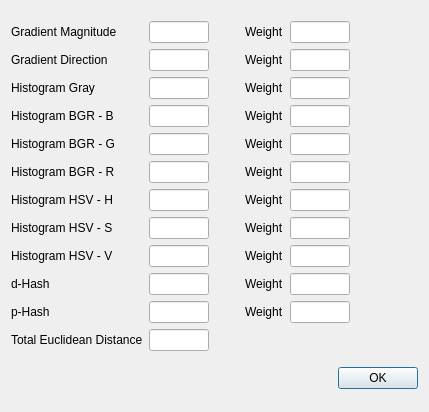
First picture: the form in bpv2/DialogDetail.ui, repository dikkat/bitirme, before the edit.
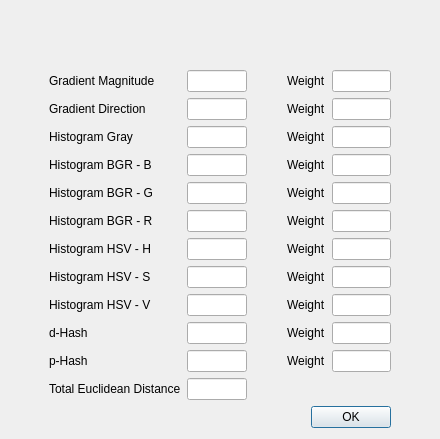
Second picture: the form after the edit.

The edit to the form file:
```diff
--- a/bpv2/DialogDetail.ui
+++ b/bpv2/DialogDetail.ui
@@ -6,424 +6,32 @@
    <rect>
     <x>0</x>
     <y>0</y>
-    <width>429</width>
-    <height>412</height>
+    <width>440</width>
+    <height>439</height>
    </rect>
   </property>
   <property name="windowTitle">
    <string>Dialog</string>
   </property>
   <layout class="QGridLayout" name="gridLayout_2">
-   <item row="1" column="0">
-    <spacer name="horizontalSpacer">
-     <property name="orientation">
-      <enum>Qt::Horizontal</enum>
-     </property>
-     <property name="sizeHint" stdset="0">
-      <size>
-       <width>40</width>
-       <height>20</height>
-      </size>
-     </property>
-    </spacer>
-   </item>
-   <item row="1" column="1">
-    <widget class="QPushButton" name="pushButton">
-     <property name="text">
-      <string>OK</string>
-     </property>
-    </widget>
-   </item>
-   <item row="0" column="0" colspan="2">
+   <item row="0" column="0">
     <layout class="QGridLayout" name="gridLayout">
-     <item row="2" column="0">
-      <widget class="QLabel" name="label_3">
-       <property name="text">
-        <string>Histogram Gray</string>
-       </property>
-      </widget>
-     </item>
-     <item row="3" column="2">
-      <spacer name="horizontalSpacer_3">
-       <property name="orientation">
-        <enum>Qt::Horizontal</enum>
-       </property>
-       <property name="sizeType">
-        <enum>QSizePolicy::Maximum</enum>
-       </property>
-       <property name="sizeHint" stdset="0">
-        <size>
-         <width>30</width>
-         <height>20</height>
-        </size>
-       </property>
-      </spacer>
-     </item>
-     <item row="10" column="4">
-      <widget class="QLineEdit" name="lineEdit_hp_2">
-       <property name="sizePolicy">
-        <sizepolicy hsizetype="Fixed" vsizetype="Fixed">
-         <horstretch>0</horstretch>
-         <verstretch>0</verstretch>
-        </sizepolicy>
-       </property>
-       <property name="minimumSize">
-        <size>
-         <width>50</width>
-         <height>0</height>
-        </size>
-       </property>
-       <property name="maximumSize">
-        <size>
-         <width>60</width>
-         <height>16777215</height>
-        </size>
-       </property>
-       <property name="readOnly">
-        <bool>true</bool>
-       </property>
-      </widget>
-     </item>
-     <item row="1" column="4">
-      <widget class="QLineEdit" name="lineEdit_gd_2">
-       <property name="sizePolicy">
-        <sizepolicy hsizetype="Fixed" vsizetype="Fixed">
-         <horstretch>0</horstretch>
-         <verstretch>0</verstretch>
-        </sizepolicy>
-       </property>
-       <property name="minimumSize">
-        <size>
-         <width>50</width>
-         <height>0</height>
-        </size>
-       </property>
-       <property name="maximumSize">
-        <size>
-         <width>60</width>
-         <height>16777215</height>
-        </size>
-       </property>
-       <property name="readOnly">
-        <bool>true</bool>
-       </property>
-      </widget>
-     </item>
-     <item row="9" column="4">
-      <widget class="QLineEdit" name="lineEdit_hd_2">
-       <property name="sizePolicy">
-        <sizepolicy hsizetype="Fixed" vsizetype="Fixed">
-         <horstretch>0</horstretch>
-         <verstretch>0</verstretch>
-        </sizepolicy>
-       </property>
-       <property name="minimumSize">
-        <size>
-         <width>50</width>
-         <height>0</height>
-        </size>
-       </property>
-       <property name="maximumSize">
-        <size>
-         <width>60</width>
-         <height>16777215</height>
-        </size>
-       </property>
-       <property name="readOnly">
-        <bool>true</bool>
-       </property>
-      </widget>
-     </item>
-     <item row="10" column="0">
-      <widget class="QLabel" name="label_7">
-       <property name="text">
-        <string>p-Hash</string>
-       </property>
-      </widget>
-     </item>
-     <item row="4" column="4">
-      <widget class="QLineEdit" name="lineEdit_hbg_2">
-       <property name="sizePolicy">
-        <sizepolicy hsizetype="Fixed" vsizetype="Fixed">
-         <horstretch>0</horstretch>
-         <verstretch>0</verstretch>
-        </sizepolicy>
-       </property>
-       <property name="minimumSize">
-        <size>
-         <width>50</width>
-         <height>0</height>
-        </size>
-       </property>
-       <property name="maximumSize">
-        <size>
-         <width>60</width>
-         <height>16777215</height>
-        </size>
-       </property>
-       <property name="readOnly">
-        <bool>true</bool>
-       </property>
-      </widget>
-     </item>
-     <item row="8" column="3">
-      <widget class="QLabel" name="label_19">
-       <property name="text">
-        <string>Weight</string>
-       </property>
-      </widget>
-     </item>
-     <item row="10" column="1">
-      <widget class="QLineEdit" name="lineEdit_hp">
-       <property name="sizePolicy">
-        <sizepolicy hsizetype="Fixed" vsizetype="Fixed">
-         <horstretch>0</horstretch>
-         <verstretch>0</verstretch>
-        </sizepolicy>
-       </property>
-       <property name="minimumSize">
-        <size>
-         <width>60</width>
-         <height>0</height>
-        </size>
-       </property>
-       <property name="maximumSize">
-        <size>
-         <width>60</width>
-         <height>16777215</height>
-        </size>
-       </property>
-       <property name="readOnly">
-        <bool>true</bool>
-       </property>
-      </widget>
-     </item>
-     <item row="8" column="0">
-      <widget class="QLabel" name="label_20">
-       <property name="text">
-        <string>Histogram HSV - V</string>
-       </property>
-      </widget>
-     </item>
-     <item row="7" column="1">
-      <widget class="QLineEdit" name="lineEdit_hhs">
-       <property name="sizePolicy">
-        <sizepolicy hsizetype="Fixed" vsizetype="Fixed">
-         <horstretch>0</horstretch>
-         <verstretch>0</verstretch>
-        </sizepolicy>
-       </property>
-       <property name="minimumSize">
-        <size>
-         <width>60</width>
-         <height>0</height>
-        </size>
-       </property>
-       <property name="maximumSize">
-        <size>
-         <width>60</width>
-         <height>16777215</height>
-        </size>
-       </property>
-       <property name="readOnly">
-        <bool>true</bool>
-       </property>
-      </widget>
-     </item>
-     <item row="1" column="0">
-      <widget class="QLabel" name="label_2">
-       <property name="text">
-        <string>Gradient Direction</string>
-       </property>
-      </widget>
-     </item>
-     <item row="6" column="1">
-      <widget class="QLineEdit" name="lineEdit_hhh">
-       <property name="sizePolicy">
-        <sizepolicy hsizetype="Fixed" vsizetype="Fixed">
-         <horstretch>0</horstretch>
-         <verstretch>0</verstretch>
-        </sizepolicy>
-       </property>
-       <property name="minimumSize">
-        <size>
-         <width>60</width>
-         <height>0</height>
-        </size>
-       </property>
-       <property name="maximumSize">
-        <size>
-         <width>60</width>
-         <height>16777215</height>
-        </size>
-       </property>
-       <property name="readOnly">
-        <bool>true</bool>
-       </property>
-      </widget>
-     </item>
-     <item row="11" column="0">
+     <item row="13" column="1">
       <widget class="QLabel" name="label_8">
        <property name="text">
         <string>Total Euclidean Distance</string>
        </property>
       </widget>
      </item>
-     <item row="10" column="3">
-      <widget class="QLabel" name="label_15">
-       <property name="text">
-        <string>Weight</string>
-       </property>
-      </widget>
-     </item>
-     <item row="7" column="3">
-      <widget class="QLabel" name="label_17">
-       <property name="text">
-        <string>Weight</string>
-       </property>
-      </widget>
-     </item>
-     <item row="2" column="4">
-      <widget class="QLineEdit" name="lineEdit_hg_2">
-       <property name="sizePolicy">
-        <sizepolicy hsizetype="Fixed" vsizetype="Fixed">
-         <horstretch>0</horstretch>
-         <verstretch>0</verstretch>
-        </sizepolicy>
-       </property>
-       <property name="minimumSize">
-        <size>
-         <width>50</width>
-         <height>0</height>
-        </size>
-       </property>
-       <property name="maximumSize">
-        <size>
-         <width>60</width>
-         <height>16777215</height>
-        </size>
-       </property>
-       <property name="readOnly">
-        <bool>true</bool>
-       </property>
-      </widget>
-     </item>
-     <item row="6" column="4">
-      <widget class="QLineEdit" name="lineEdit_hhh_2">
-       <property name="sizePolicy">
-        <sizepolicy hsizetype="Fixed" vsizetype="Fixed">
-         <horstretch>0</horstretch>
-         <verstretch>0</verstretch>
-        </sizepolicy>
-       </property>
-       <property name="minimumSize">
-        <size>
-         <width>50</width>
-         <height>0</height>
-        </size>
-       </property>
-       <property name="maximumSize">
-        <size>
-         <width>60</width>
-         <height>16777215</height>
-        </size>
-       </property>
-       <property name="readOnly">
-        <bool>true</bool>
-       </property>
-      </widget>
-     </item>
-     <item row="11" column="1">
-      <widget class="QLineEdit" name="lineEdit_ed">
-       <property name="sizePolicy">
-        <sizepolicy hsizetype="Fixed" vsizetype="Fixed">
-         <horstretch>0</horstretch>
-         <verstretch>0</verstretch>
-        </sizepolicy>
-       </property>
-       <property name="minimumSize">
-        <size>
-         <width>60</width>
-         <height>0</height>
-        </size>
-       </property>
-       <property name="maximumSize">
-        <size>
-         <width>60</width>
-         <height>16777215</height>
-        </size>
-       </property>
-       <property name="readOnly">
-        <bool>true</bool>
-       </property>
-      </widget>
-     </item>
-     <item row="7" column="4">
-      <widget class="QLineEdit" name="lineEdit_hhs_2">
-       <property name="sizePolicy">
-        <sizepolicy hsizetype="Fixed" vsizetype="Fixed">
-         <horstretch>0</horstretch>
-         <verstretch>0</verstretch>
-        </sizepolicy>
-       </property>
-       <property name="minimumSize">
-        <size>
-         <width>50</width>
-         <height>0</height>
-        </size>
-       </property>
-       <property name="maximumSize">
-        <size>
-         <width>60</width>
-         <height>16777215</height>
-        </size>
-       </property>
-       <property name="readOnly">
-        <bool>true</bool>
-       </property>
-      </widget>
-     </item>
-     <item row="3" column="0">
-      <widget class="QLabel" name="label_4">
-       <property name="text">
-        <string>Histogram BGR - B</string>
-       </property>
-      </widget>
-     </item>
-     <item row="2" column="1">
-      <widget class="QLineEdit" name="lineEdit_hg">
-       <property name="sizePolicy">
-        <sizepolicy hsizetype="Fixed" vsizetype="Fixed">
-         <horstretch>0</horstretch>
-         <verstretch>0</verstretch>
-        </sizepolicy>
-       </property>
-       <property name="minimumSize">
-        <size>
-         <width>60</width>
-         <height>0</height>
-        </size>
-       </property>
-       <property name="maximumSize">
-        <size>
-         <width>60</width>
-         <height>16777215</height>
-        </size>
-       </property>
-       <property name="readOnly">
-        <bool>true</bool>
-       </property>
-      </widget>
-     </item>
-     <item row="6" column="0">
+     <item row="8" column="1">
       <widget class="QLabel" name="label_5">
        <property name="text">
         <string>Histogram HSV - H</string>
        </property>
       </widget>
      </item>
-     <item row="8" column="4">
-      <widget class="QLineEdit" name="lineEdit_hhv_2">
+     <item row="3" column="2">
+      <widget class="QLineEdit" name="lineEdit_gd">
        <property name="sizePolicy">
         <sizepolicy hsizetype="Fixed" vsizetype="Fixed">
          <horstretch>0</horstretch>
@@ -432,7 +40,7 @@
        </property>
        <property name="minimumSize">
         <size>
-         <width>50</width>
+         <width>60</width>
          <height>0</height>
         </size>
        </property>
@@ -447,151 +55,35 @@
        </property>
       </widget>
      </item>
-     <item row="0" column="0">
+     <item row="2" column="1">
       <widget class="QLabel" name="label">
        <property name="text">
         <string>Gradient Magnitude</string>
        </property>
       </widget>
      </item>
-     <item row="4" column="3">
-      <widget class="QLabel" name="label_22">
-       <property name="text">
-        <string>Weight</string>
-       </property>
-      </widget>
-     </item>
-     <item row="0" column="4">
-      <widget class="QLineEdit" name="lineEdit_gm_2">
-       <property name="sizePolicy">
-        <sizepolicy hsizetype="Fixed" vsizetype="Fixed">
-         <horstretch>0</horstretch>
-         <verstretch>0</verstretch>
-        </sizepolicy>
-       </property>
-       <property name="minimumSize">
-        <size>
-         <width>50</width>
-         <height>0</height>
-        </size>
-       </property>
-       <property name="maximumSize">
-        <size>
-         <width>60</width>
-         <height>16777215</height>
-        </size>
-       </property>
-       <property name="readOnly">
-        <bool>true</bool>
-       </property>
-      </widget>
-     </item>
-     <item row="2" column="3">
-      <widget class="QLabel" name="label_11">
-       <property name="text">
-        <string>Weight</string>
-       </property>
-      </widget>
-     </item>
-     <item row="9" column="0">
+     <item row="11" column="1">
       <widget class="QLabel" name="label_6">
        <property name="text">
         <string>d-Hash</string>
        </property>
       </widget>
      </item>
-     <item row="6" column="5">
-      <spacer name="horizontalSpacer_2">
-       <property name="orientation">
-        <enum>Qt::Horizontal</enum>
-       </property>
-       <property name="sizeHint" stdset="0">
-        <size>
-         <width>40</width>
-         <height>20</height>
-        </size>
-       </property>
-      </spacer>
-     </item>
-     <item row="3" column="1">
-      <widget class="QLineEdit" name="lineEdit_hbb">
-       <property name="sizePolicy">
-        <sizepolicy hsizetype="Fixed" vsizetype="Fixed">
-         <horstretch>0</horstretch>
-         <verstretch>0</verstretch>
-        </sizepolicy>
-       </property>
-       <property name="minimumSize">
-        <size>
-         <width>60</width>
-         <height>0</height>
-        </size>
-       </property>
-       <property name="maximumSize">
-        <size>
-         <width>60</width>
-         <height>16777215</height>
-        </size>
-       </property>
-       <property name="readOnly">
-        <bool>true</bool>
+     <item row="12" column="4">
+      <widget class="QLabel" name="label_15">
+       <property name="text">
+        <string>Weight</string>
        </property>
       </widget>
      </item>
-     <item row="4" column="0">
+     <item row="6" column="1">
       <widget class="QLabel" name="label_21">
        <property name="text">
         <string>Histogram BGR - G</string>
        </property>
       </widget>
      </item>
-     <item row="4" column="1">
-      <widget class="QLineEdit" name="lineEdit_hbg">
-       <property name="sizePolicy">
-        <sizepolicy hsizetype="Fixed" vsizetype="Fixed">
-         <horstretch>0</horstretch>
-         <verstretch>0</verstretch>
-        </sizepolicy>
-       </property>
-       <property name="minimumSize">
-        <size>
-         <width>60</width>
-         <height>0</height>
-        </size>
-       </property>
-       <property name="maximumSize">
-        <size>
-         <width>60</width>
-         <height>16777215</height>
-        </size>
-       </property>
-       <property name="readOnly">
-        <bool>true</bool>
-       </property>
-      </widget>
-     </item>
-     <item row="7" column="0">
-      <widget class="QLabel" name="label_18">
-       <property name="text">
-        <string>Histogram HSV - S</string>
-       </property>
-      </widget>
-     </item>
-     <item row="6" column="3">
-      <widget class="QLabel" name="label_13">
-       <property name="text">
-        <string>Weight</string>
-       </property>
-      </widget>
-     </item>
-     <item row="1" column="3">
-      <widget class="QLabel" name="label_10">
-       <property name="text">
-        <string>Weight</string>
-       </property>
-      </widget>
-     </item>
-     <item row="3" column="4">
+     <item row="5" column="5">
       <widget class="QLineEdit" name="lineEdit_hbb_2">
        <property name="sizePolicy">
         <sizepolicy hsizetype="Fixed" vsizetype="Fixed">
@@ -616,8 +108,8 @@
        </property>
       </widget>
      </item>
-     <item row="0" column="1">
-      <widget class="QLineEdit" name="lineEdit_gm">
+     <item row="11" column="5">
+      <widget class="QLineEdit" name="lineEdit_hd_2">
        <property name="sizePolicy">
         <sizepolicy hsizetype="Fixed" vsizetype="Fixed">
          <horstretch>0</horstretch>
@@ -626,7 +118,7 @@
        </property>
        <property name="minimumSize">
         <size>
-         <width>60</width>
+         <width>50</width>
          <height>0</height>
         </size>
        </property>
@@ -641,8 +133,8 @@
        </property>
       </widget>
      </item>
-     <item row="1" column="1">
-      <widget class="QLineEdit" name="lineEdit_gd">
+     <item row="10" column="5">
+      <widget class="QLineEdit" name="lineEdit_hhv_2">
        <property name="sizePolicy">
         <sizepolicy hsizetype="Fixed" vsizetype="Fixed">
          <horstretch>0</horstretch>
@@ -651,7 +143,7 @@
        </property>
        <property name="minimumSize">
         <size>
-         <width>60</width>
+         <width>50</width>
          <height>0</height>
         </size>
        </property>
@@ -666,15 +158,64 @@
        </property>
       </widget>
      </item>
-     <item row="9" column="3">
+     <item row="3" column="1">
+      <widget class="QLabel" name="label_2">
+       <property name="text">
+        <string>Gradient Direction</string>
+       </property>
+      </widget>
+     </item>
+     <item row="2" column="0">
+      <spacer name="horizontalSpacer">
+       <property name="orientation">
+        <enum>Qt::Horizontal</enum>
+       </property>
+       <property name="sizeHint" stdset="0">
+        <size>
+         <width>40</width>
+         <height>20</height>
+        </size>
+       </property>
+      </spacer>
+     </item>
+     <item row="1" column="2">
+      <spacer name="verticalSpacer">
+       <property name="orientation">
+        <enum>Qt::Vertical</enum>
+       </property>
+       <property name="sizeType">
+        <enum>QSizePolicy::Fixed</enum>
+       </property>
+       <property name="sizeHint" stdset="0">
+        <size>
+         <width>20</width>
+         <height>10</height>
+        </size>
+       </property>
+      </spacer>
+     </item>
+     <item row="11" column="4">
       <widget class="QLabel" name="label_14">
        <property name="text">
         <string>Weight</string>
        </property>
       </widget>
      </item>
-     <item row="8" column="1">
-      <widget class="QLineEdit" name="lineEdit_hhv">
+     <item row="8" column="6">
+      <spacer name="horizontalSpacer_2">
+       <property name="orientation">
+        <enum>Qt::Horizontal</enum>
+       </property>
+       <property name="sizeHint" stdset="0">
+        <size>
+         <width>40</width>
+         <height>20</height>
+        </size>
+       </property>
+      </spacer>
+     </item>
+     <item row="8" column="2">
+      <widget class="QLineEdit" name="lineEdit_hhh">
        <property name="sizePolicy">
         <sizepolicy hsizetype="Fixed" vsizetype="Fixed">
          <horstretch>0</horstretch>
@@ -698,15 +239,8 @@
        </property>
       </widget>
      </item>
-     <item row="0" column="3">
-      <widget class="QLabel" name="label_9">
-       <property name="text">
-        <string>Weight</string>
-       </property>
-      </widget>
-     </item>
-     <item row="9" column="1">
-      <widget class="QLineEdit" name="lineEdit_hd">
+     <item row="12" column="2">
+      <widget class="QLineEdit" name="lineEdit_hp">
        <property name="sizePolicy">
         <sizepolicy hsizetype="Fixed" vsizetype="Fixed">
          <horstretch>0</horstretch>
@@ -730,21 +264,153 @@
        </property>
       </widget>
      </item>
-     <item row="3" column="3">
-      <widget class="QLabel" name="label_12">
+     <item row="7" column="4">
+      <widget class="QLabel" name="label_24">
        <property name="text">
         <string>Weight</string>
        </property>
       </widget>
      </item>
-     <item row="5" column="0">
+     <item row="9" column="5">
+      <widget class="QLineEdit" name="lineEdit_hhs_2">
+       <property name="sizePolicy">
+        <sizepolicy hsizetype="Fixed" vsizetype="Fixed">
+         <horstretch>0</horstretch>
+         <verstretch>0</verstretch>
+        </sizepolicy>
+       </property>
+       <property name="minimumSize">
+        <size>
+         <width>50</width>
+         <height>0</height>
+        </size>
+       </property>
+       <property name="maximumSize">
+        <size>
+         <width>60</width>
+         <height>16777215</height>
+        </size>
+       </property>
+       <property name="readOnly">
+        <bool>true</bool>
+       </property>
+      </widget>
+     </item>
+     <item row="7" column="1">
       <widget class="QLabel" name="label_23">
        <property name="text">
         <string>Histogram BGR - R</string>
        </property>
       </widget>
      </item>
-     <item row="5" column="1">
+     <item row="2" column="5">
+      <widget class="QLineEdit" name="lineEdit_gm_2">
+       <property name="sizePolicy">
+        <sizepolicy hsizetype="Fixed" vsizetype="Fixed">
+         <horstretch>0</horstretch>
+         <verstretch>0</verstretch>
+        </sizepolicy>
+       </property>
+       <property name="minimumSize">
+        <size>
+         <width>50</width>
+         <height>0</height>
+        </size>
+       </property>
+       <property name="maximumSize">
+        <size>
+         <width>60</width>
+         <height>16777215</height>
+        </size>
+       </property>
+       <property name="readOnly">
+        <bool>true</bool>
+       </property>
+      </widget>
+     </item>
+     <item row="12" column="5">
+      <widget class="QLineEdit" name="lineEdit_hp_2">
+       <property name="sizePolicy">
+        <sizepolicy hsizetype="Fixed" vsizetype="Fixed">
+         <horstretch>0</horstretch>
+         <verstretch>0</verstretch>
+        </sizepolicy>
+       </property>
+       <property name="minimumSize">
+        <size>
+         <width>50</width>
+         <height>0</height>
+        </size>
+       </property>
+       <property name="maximumSize">
+        <size>
+         <width>60</width>
+         <height>16777215</height>
+        </size>
+       </property>
+       <property name="readOnly">
+        <bool>true</bool>
+       </property>
+      </widget>
+     </item>
+     <item row="4" column="2">
+      <widget class="QLineEdit" name="lineEdit_hg">
+       <property name="sizePolicy">
+        <sizepolicy hsizetype="Fixed" vsizetype="Fixed">
+         <horstretch>0</horstretch>
+         <verstretch>0</verstretch>
+        </sizepolicy>
+       </property>
+       <property name="minimumSize">
+        <size>
+         <width>60</width>
+         <height>0</height>
+        </size>
+       </property>
+       <property name="maximumSize">
+        <size>
+         <width>60</width>
+         <height>16777215</height>
+        </size>
+       </property>
+       <property name="readOnly">
+        <bool>true</bool>
+       </property>
+      </widget>
+     </item>
+     <item row="11" column="2">
+      <widget class="QLineEdit" name="lineEdit_hd">
+       <property name="sizePolicy">
+        <sizepolicy hsizetype="Fixed" vsizetype="Fixed">
+         <horstretch>0</horstretch>
+         <verstretch>0</verstretch>
+        </sizepolicy>
+       </property>
+       <property name="minimumSize">
+        <size>
+         <width>60</width>
+         <height>0</height>
+        </size>
+       </property>
+       <property name="maximumSize">
+        <size>
+         <width>60</width>
+         <height>16777215</height>
+        </size>
+       </property>
+       <property name="readOnly">
+        <bool>true</bool>
+       </property>
+      </widget>
+     </item>
+     <item row="10" column="1">
+      <widget class="QLabel" name="label_20">
+       <property name="text">
+        <string>Histogram HSV - V</string>
+       </property>
+      </widget>
+     </item>
+     <item row="7" column="2">
       <widget class="QLineEdit" name="lineEdit_hbr">
        <property name="sizePolicy">
         <sizepolicy hsizetype="Fixed" vsizetype="Fixed">
@@ -769,14 +435,289 @@
        </property>
       </widget>
      </item>
+     <item row="6" column="5">
+      <widget class="QLineEdit" name="lineEdit_hbg_2">
+       <property name="sizePolicy">
+        <sizepolicy hsizetype="Fixed" vsizetype="Fixed">
+         <horstretch>0</horstretch>
+         <verstretch>0</verstretch>
+        </sizepolicy>
+       </property>
+       <property name="minimumSize">
+        <size>
+         <width>50</width>
+         <height>0</height>
+        </size>
+       </property>
+       <property name="maximumSize">
+        <size>
+         <width>60</width>
+         <height>16777215</height>
+        </size>
+       </property>
+       <property name="readOnly">
+        <bool>true</bool>
+       </property>
+      </widget>
+     </item>
+     <item row="8" column="4">
+      <widget class="QLabel" name="label_13">
+       <property name="text">
+        <string>Weight</string>
+       </property>
+      </widget>
+     </item>
      <item row="5" column="3">
-      <widget class="QLabel" name="label_24">
+      <spacer name="horizontalSpacer_3">
+       <property name="orientation">
+        <enum>Qt::Horizontal</enum>
+       </property>
+       <property name="sizeType">
+        <enum>QSizePolicy::Maximum</enum>
+       </property>
+       <property name="sizeHint" stdset="0">
+        <size>
+         <width>30</width>
+         <height>20</height>
+        </size>
+       </property>
+      </spacer>
+     </item>
+     <item row="9" column="4">
+      <widget class="QLabel" name="label_17">
        <property name="text">
         <string>Weight</string>
        </property>
       </widget>
      </item>
+     <item row="9" column="2">
+      <widget class="QLineEdit" name="lineEdit_hhs">
+       <property name="sizePolicy">
+        <sizepolicy hsizetype="Fixed" vsizetype="Fixed">
+         <horstretch>0</horstretch>
+         <verstretch>0</verstretch>
+        </sizepolicy>
+       </property>
+       <property name="minimumSize">
+        <size>
+         <width>60</width>
+         <height>0</height>
+        </size>
+       </property>
+       <property name="maximumSize">
+        <size>
+         <width>60</width>
+         <height>16777215</height>
+        </size>
+       </property>
+       <property name="readOnly">
+        <bool>true</bool>
+       </property>
+      </widget>
+     </item>
+     <item row="13" column="2">
+      <widget class="QLineEdit" name="lineEdit_ed">
+       <property name="sizePolicy">
+        <sizepolicy hsizetype="Fixed" vsizetype="Fixed">
+         <horstretch>0</horstretch>
+         <verstretch>0</verstretch>
+        </sizepolicy>
+       </property>
+       <property name="minimumSize">
+        <size>
+         <width>60</width>
+         <height>0</height>
+        </size>
+       </property>
+       <property name="maximumSize">
+        <size>
+         <width>60</width>
+         <height>16777215</height>
+        </size>
+       </property>
+       <property name="readOnly">
+        <bool>true</bool>
+       </property>
+      </widget>
+     </item>
+     <item row="9" column="1">
+      <widget class="QLabel" name="label_18">
+       <property name="text">
+        <string>Histogram HSV - S</string>
+       </property>
+      </widget>
+     </item>
+     <item row="5" column="1">
+      <widget class="QLabel" name="label_4">
+       <property name="text">
+        <string>Histogram BGR - B</string>
+       </property>
+      </widget>
+     </item>
+     <item row="12" column="1">
+      <widget class="QLabel" name="label_7">
+       <property name="text">
+        <string>p-Hash</string>
+       </property>
+      </widget>
+     </item>
+     <item row="10" column="4">
+      <widget class="QLabel" name="label_19">
+       <property name="text">
+        <string>Weight</string>
+       </property>
+      </widget>
+     </item>
+     <item row="6" column="2">
+      <widget class="QLineEdit" name="lineEdit_hbg">
+       <property name="sizePolicy">
+        <sizepolicy hsizetype="Fixed" vsizetype="Fixed">
+         <horstretch>0</horstretch>
+         <verstretch>0</verstretch>
+        </sizepolicy>
+       </property>
+       <property name="minimumSize">
+        <size>
+         <width>60</width>
+         <height>0</height>
+        </size>
+       </property>
+       <property name="maximumSize">
+        <size>
+         <width>60</width>
+         <height>16777215</height>
+        </size>
+       </property>
+       <property name="readOnly">
+        <bool>true</bool>
+       </property>
+      </widget>
+     </item>
+     <item row="0" column="1" colspan="5">
+      <layout class="QHBoxLayout" name="horizontalLayout">
+       <item>
+        <spacer name="horizontalSpacer_5">
+         <property name="orientation">
+          <enum>Qt::Horizontal</enum>
+         </property>
+         <property name="sizeHint" stdset="0">
+          <size>
+           <width>40</width>
+           <height>20</height>
+          </size>
+         </property>
+        </spacer>
+       </item>
+       <item>
+        <widget class="QLabel" name="label_srcimg">
+         <property name="text">
+          <string/>
+         </property>
+        </widget>
+       </item>
+       <item>
+        <spacer name="horizontalSpacer_4">
+         <property name="orientation">
+          <enum>Qt::Horizontal</enum>
+         </property>
+         <property name="sizeType">
+          <enum>QSizePolicy::Fixed</enum>
+         </property>
+         <property name="sizeHint" stdset="0">
+          <size>
+           <width>40</width>
+           <height>20</height>
+          </size>
+         </property>
+        </spacer>
+       </item>
+       <item>
+        <widget class="QLabel" name="label_destimg">
+         <property name="text">
+          <string/>
+         </property>
+        </widget>
+       </item>
+       <item>
+        <spacer name="horizontalSpacer_6">
+         <property name="orientation">
+          <enum>Qt::Horizontal</enum>
+         </property>
+         <property name="sizeHint" stdset="0">
+          <size>
+           <width>40</width>
+           <height>20</height>
+          </size>
+         </property>
+        </spacer>
+       </item>
+      </layout>
+     </item>
+     <item row="2" column="2">
+      <widget class="QLineEdit" name="lineEdit_gm">
+       <property name="sizePolicy">
+        <sizepolicy hsizetype="Fixed" vsizetype="Fixed">
+         <horstretch>0</horstretch>
+         <verstretch>0</verstretch>
+        </sizepolicy>
+       </property>
+       <property name="minimumSize">
+        <size>
+         <width>60</width>
+         <height>0</height>
+        </size>
+       </property>
+       <property name="maximumSize">
+        <size>
+         <width>60</width>
+         <height>16777215</height>
+        </size>
+       </property>
+       <property name="readOnly">
+        <bool>true</bool>
+       </property>
+      </widget>
+     </item>
      <item row="5" column="4">
+      <widget class="QLabel" name="label_12">
+       <property name="text">
+        <string>Weight</string>
+       </property>
+      </widget>
+     </item>
+     <item row="3" column="5">
+      <widget class="QLineEdit" name="lineEdit_gd_2">
+       <property name="sizePolicy">
+        <sizepolicy hsizetype="Fixed" vsizetype="Fixed">
+         <horstretch>0</horstretch>
+         <verstretch>0</verstretch>
+        </sizepolicy>
+       </property>
+       <property name="minimumSize">
+        <size>
+         <width>50</width>
+         <height>0</height>
+        </size>
+       </property>
+       <property name="maximumSize">
+        <size>
+         <width>60</width>
+         <height>16777215</height>
+        </size>
+       </property>
+       <property name="readOnly">
+        <bool>true</bool>
+       </property>
+      </widget>
+     </item>
+     <item row="4" column="1">
+      <widget class="QLabel" name="label_3">
+       <property name="text">
+        <string>Histogram Gray</string>
+       </property>
+      </widget>
+     </item>
+     <item row="7" column="5">
       <widget class="QLineEdit" name="lineEdit_hbr_2">
        <property name="sizePolicy">
         <sizepolicy hsizetype="Fixed" vsizetype="Fixed">
@@ -801,6 +742,158 @@
        </property>
       </widget>
      </item>
+     <item row="6" column="4">
+      <widget class="QLabel" name="label_22">
+       <property name="text">
+        <string>Weight</string>
+       </property>
+      </widget>
+     </item>
+     <item row="10" column="2">
+      <widget class="QLineEdit" name="lineEdit_hhv">
+       <property name="sizePolicy">
+        <sizepolicy hsizetype="Fixed" vsizetype="Fixed">
+         <horstretch>0</horstretch>
+         <verstretch>0</verstretch>
+        </sizepolicy>
+       </property>
+       <property name="minimumSize">
+        <size>
+         <width>60</width>
+         <height>0</height>
+        </size>
+       </property>
+       <property name="maximumSize">
+        <size>
+         <width>60</width>
+         <height>16777215</height>
+        </size>
+       </property>
+       <property name="readOnly">
+        <bool>true</bool>
+       </property>
+      </widget>
+     </item>
+     <item row="3" column="4">
+      <widget class="QLabel" name="label_10">
+       <property name="text">
+        <string>Weight</string>
+       </property>
+      </widget>
+     </item>
+     <item row="4" column="5">
+      <widget class="QLineEdit" name="lineEdit_hg_2">
+       <property name="sizePolicy">
+        <sizepolicy hsizetype="Fixed" vsizetype="Fixed">
+         <horstretch>0</horstretch>
+         <verstretch>0</verstretch>
+        </sizepolicy>
+       </property>
+       <property name="minimumSize">
+        <size>
+         <width>50</width>
+         <height>0</height>
+        </size>
+       </property>
+       <property name="maximumSize">
+        <size>
+         <width>60</width>
+         <height>16777215</height>
+        </size>
+       </property>
+       <property name="readOnly">
+        <bool>true</bool>
+       </property>
+      </widget>
+     </item>
+     <item row="5" column="2">
+      <widget class="QLineEdit" name="lineEdit_hbb">
+       <property name="sizePolicy">
+        <sizepolicy hsizetype="Fixed" vsizetype="Fixed">
+         <horstretch>0</horstretch>
+         <verstretch>0</verstretch>
+        </sizepolicy>
+       </property>
+       <property name="minimumSize">
+        <size>
+         <width>60</width>
+         <height>0</height>
+        </size>
+       </property>
+       <property name="maximumSize">
+        <size>
+         <width>60</width>
+         <height>16777215</height>
+        </size>
+       </property>
+       <property name="readOnly">
+        <bool>true</bool>
+       </property>
+      </widget>
+     </item>
+     <item row="4" column="4">
+      <widget class="QLabel" name="label_11">
+       <property name="text">
+        <string>Weight</string>
+       </property>
+      </widget>
+     </item>
+     <item row="2" column="4">
+      <widget class="QLabel" name="label_9">
+       <property name="text">
+        <string>Weight</string>
+       </property>
+      </widget>
+     </item>
+     <item row="8" column="5">
+      <widget class="QLineEdit" name="lineEdit_hhh_2">
+       <property name="sizePolicy">
+        <sizepolicy hsizetype="Fixed" vsizetype="Fixed">
+         <horstretch>0</horstretch>
+         <verstretch>0</verstretch>
+        </sizepolicy>
+       </property>
+       <property name="minimumSize">
+        <size>
+         <width>50</width>
+         <height>0</height>
+        </size>
+       </property>
+       <property name="maximumSize">
+        <size>
+         <width>60</width>
+         <height>16777215</height>
+        </size>
+       </property>
+       <property name="readOnly">
+        <bool>true</bool>
+       </property>
+      </widget>
+     </item>
+     <item row="14" column="1" colspan="5">
+      <layout class="QHBoxLayout" name="horizontalLayout_2">
+       <item>
+        <spacer name="horizontalSpacer_7">
+         <property name="orientation">
+          <enum>Qt::Horizontal</enum>
+         </property>
+         <property name="sizeHint" stdset="0">
+          <size>
+           <width>40</width>
+           <height>20</height>
+          </size>
+         </property>
+        </spacer>
+       </item>
+       <item>
+        <widget class="QPushButton" name="pushButton">
+         <property name="text">
+          <string>OK</string>
+         </property>
+        </widget>
+       </item>
+      </layout>
+     </item>
     </layout>
    </item>
   </layout>
```
Left out of the diff: 2 changed lines with no effect on the pictures.
